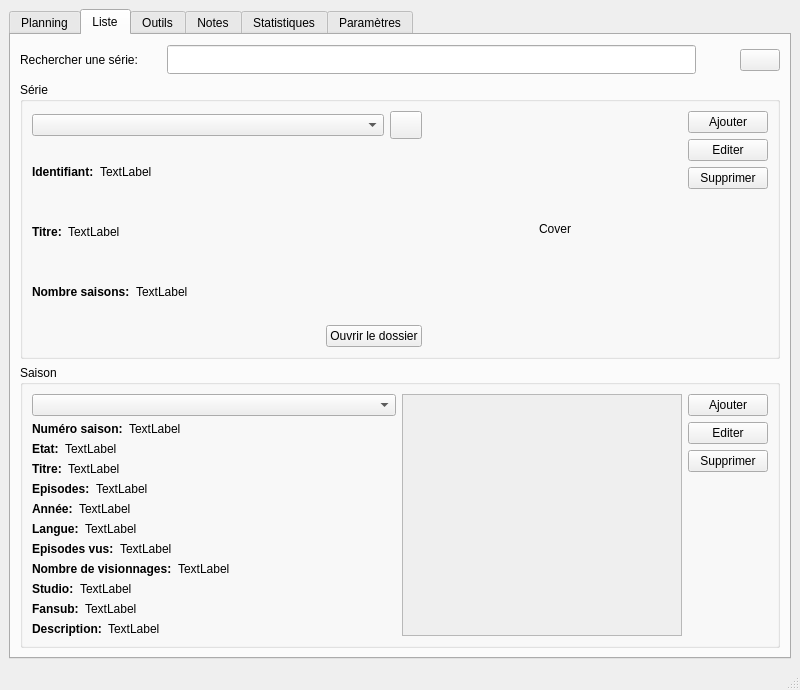
Qt form ressources/MainWindow.ui (seigneurfuo/MyAnimeManager2) before a commit.
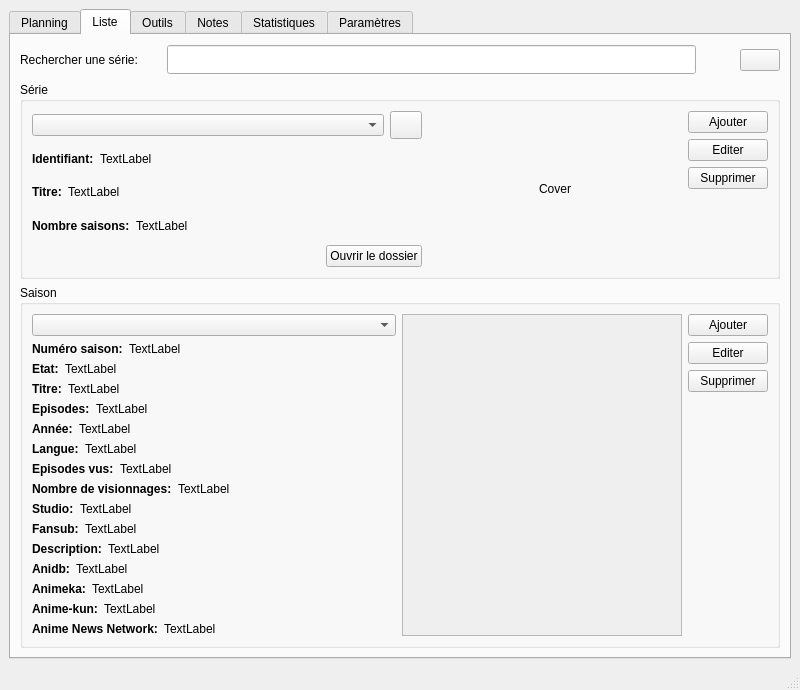
The same form after that commit. Icons and pictures are not drawn.

Patch:
```diff
--- a/ressources/MainWindow.ui
+++ b/ressources/MainWindow.ui
@@ -1178,6 +1178,150 @@
                </item>
               </layout>
              </item>
+             <item>
+              <layout class="QHBoxLayout" name="horizontalLayout_22">
+               <item>
+                <widget class="QLabel" name="label_49">
+                 <property name="font">
+                  <font>
+                   <weight>75</weight>
+                   <bold>true</bold>
+                  </font>
+                 </property>
+                 <property name="text">
+                  <string>Anidb:</string>
+                 </property>
+                </widget>
+               </item>
+               <item>
+                <widget class="QLabel" name="label_52">
+                 <property name="sizePolicy">
+                  <sizepolicy hsizetype="Expanding" vsizetype="Preferred">
+                   <horstretch>0</horstretch>
+                   <verstretch>0</verstretch>
+                  </sizepolicy>
+                 </property>
+                 <property name="minimumSize">
+                  <size>
+                   <width>281</width>
+                   <height>0</height>
+                  </size>
+                 </property>
+                 <property name="text">
+                  <string>TextLabel</string>
+                 </property>
+                </widget>
+               </item>
+              </layout>
+             </item>
+             <item>
+              <layout class="QHBoxLayout" name="horizontalLayout_23">
+               <item>
+                <widget class="QLabel" name="label_53">
+                 <property name="font">
+                  <font>
+                   <weight>75</weight>
+                   <bold>true</bold>
+                  </font>
+                 </property>
+                 <property name="text">
+                  <string>Animeka:</string>
+                 </property>
+                </widget>
+               </item>
+               <item>
+                <widget class="QLabel" name="label_54">
+                 <property name="sizePolicy">
+                  <sizepolicy hsizetype="Expanding" vsizetype="Preferred">
+                   <horstretch>0</horstretch>
+                   <verstretch>0</verstretch>
+                  </sizepolicy>
+                 </property>
+                 <property name="minimumSize">
+                  <size>
+                   <width>281</width>
+                   <height>0</height>
+                  </size>
+                 </property>
+                 <property name="text">
+                  <string>TextLabel</string>
+                 </property>
+                </widget>
+               </item>
+              </layout>
+             </item>
+             <item>
+              <layout class="QHBoxLayout" name="horizontalLayout_24">
+               <item>
+                <widget class="QLabel" name="label_55">
+                 <property name="font">
+                  <font>
+                   <weight>75</weight>
+                   <bold>true</bold>
+                  </font>
+                 </property>
+                 <property name="text">
+                  <string>Anime-kun:</string>
+                 </property>
+                </widget>
+               </item>
+               <item>
+                <widget class="QLabel" name="label_56">
+                 <property name="sizePolicy">
+                  <sizepolicy hsizetype="Expanding" vsizetype="Preferred">
+                   <horstretch>0</horstretch>
+                   <verstretch>0</verstretch>
+                  </sizepolicy>
+                 </property>
+                 <property name="minimumSize">
+                  <size>
+                   <width>281</width>
+                   <height>0</height>
+                  </size>
+                 </property>
+                 <property name="text">
+                  <string>TextLabel</string>
+                 </property>
+                </widget>
+               </item>
+              </layout>
+             </item>
+             <item>
+              <layout class="QHBoxLayout" name="horizontalLayout_25">
+               <item>
+                <widget class="QLabel" name="label_57">
+                 <property name="font">
+                  <font>
+                   <weight>75</weight>
+                   <bold>true</bold>
+                  </font>
+                 </property>
+                 <property name="text">
+                  <string>Anime News Network:</string>
+                 </property>
+                </widget>
+               </item>
+               <item>
+                <widget class="QLabel" name="label_58">
+                 <property name="sizePolicy">
+                  <sizepolicy hsizetype="Expanding" vsizetype="Preferred">
+                   <horstretch>0</horstretch>
+                   <verstretch>0</verstretch>
+                  </sizepolicy>
+                 </property>
+                 <property name="minimumSize">
+                  <size>
+                   <width>0</width>
+                   <height>0</height>
+                  </size>
+                 </property>
+                 <property name="text">
+                  <string>TextLabel</string>
+                 </property>
+                </widget>
+               </item>
+              </layout>
+             </item>
             </layout>
            </item>
            <item>
```
